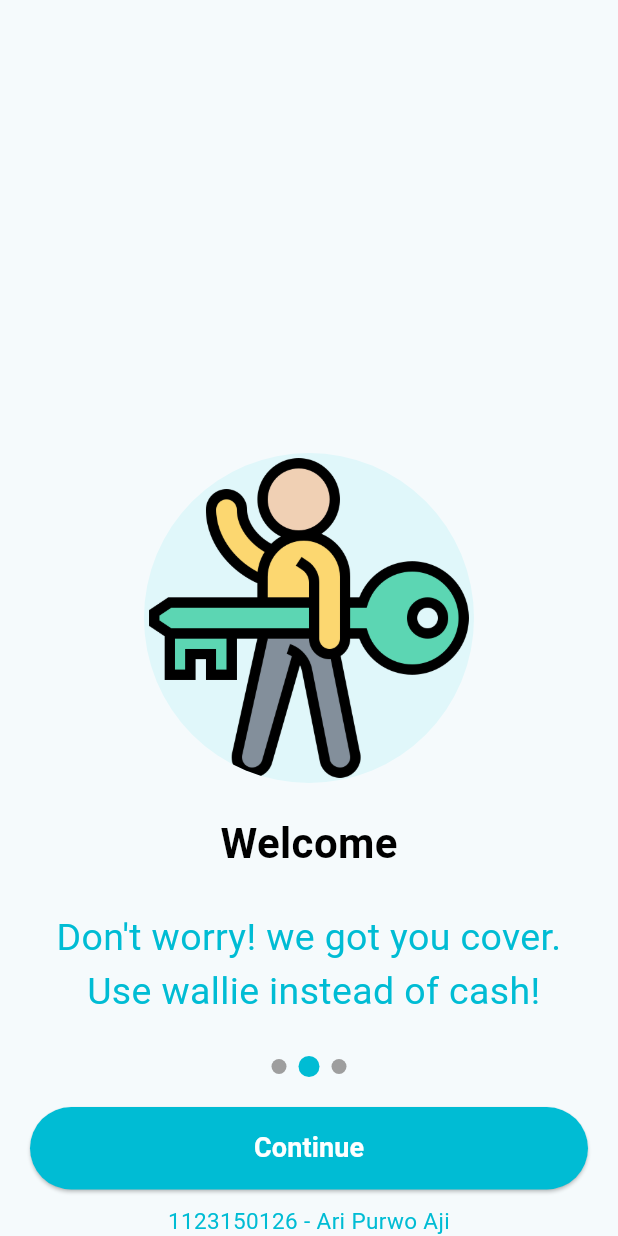
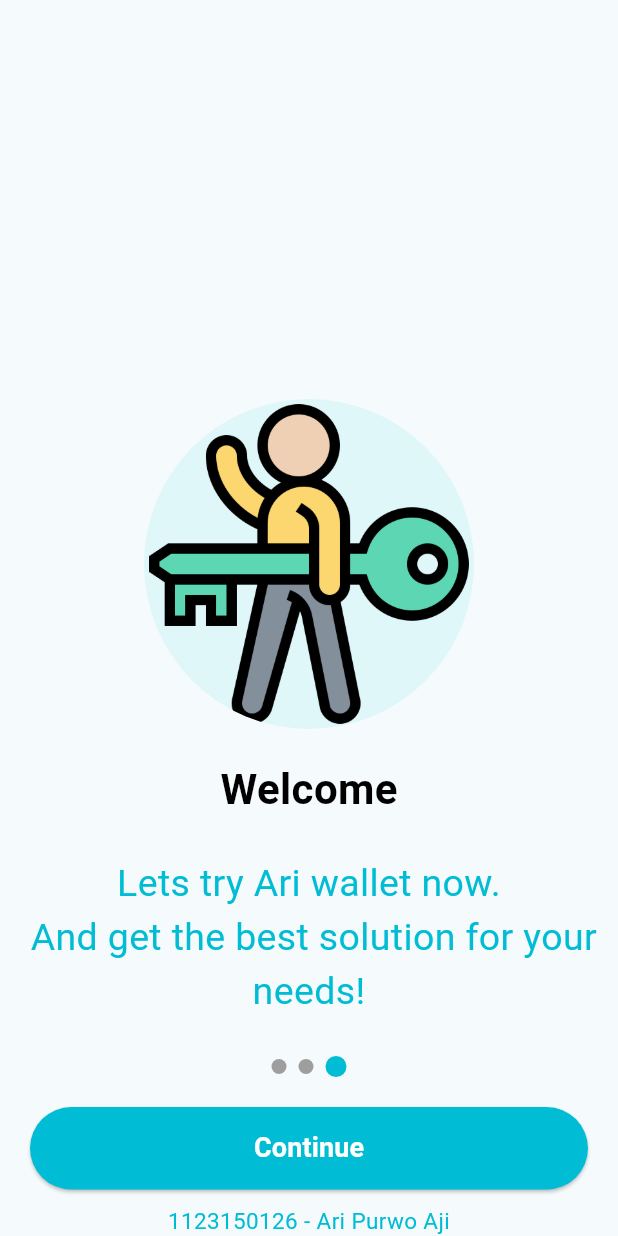
Before and after one commit to AriPurwoAji/KB1179_1123150126_uts, a Flutter app: the MySplashScreen3 screen opened directly, on a phone screen of 412 x 824 dp. Run offline on Flutter 3.47's test engine with Material 3 defaults, Android fonts, the phone set to English and light mode, and no system bars.

Commit message:
menambahkan splash screen 3 final

```diff
--- a/lib/splash_screen_3.dart
+++ b/lib/splash_screen_3.dart
@@ -36,7 +36,7 @@ class MySplashScreen3 extends StatelessWidget {
             ),
             SizedBox(height: 25),
             Text(
-              "Don't worry! we got you cover. \n Use wallie instead of cash!",
+              "Lets try Ari wallet now. \n And get the best solution for your needs!",
               textAlign: TextAlign.center,
               style: TextStyle(
                 fontSize: 25,
@@ -58,20 +58,20 @@ class MySplashScreen3 extends StatelessWidget {
                 ),
                 const SizedBox(width: 8),
                 Container(
+                  height: 10,
+                  width: 10,
+                  decoration: BoxDecoration(
+                    shape: BoxShape.circle,
+                    color: Colors.grey,
+                  ),
+                ),
+                const SizedBox(width: 8),
+                Container(
                   height: 14,
                   width: 14,
                   decoration: BoxDecoration(
                     shape: BoxShape.circle,
                     color: Colors.cyan,
-                  ),
-                ),
-                const SizedBox(width: 8),
-                Container(
-                  height: 10,
-                  width: 10,
-                  decoration: BoxDecoration(
-                    shape: BoxShape.circle,
-                    color: Colors.grey,
                   ),
                 ),
               ],
```
